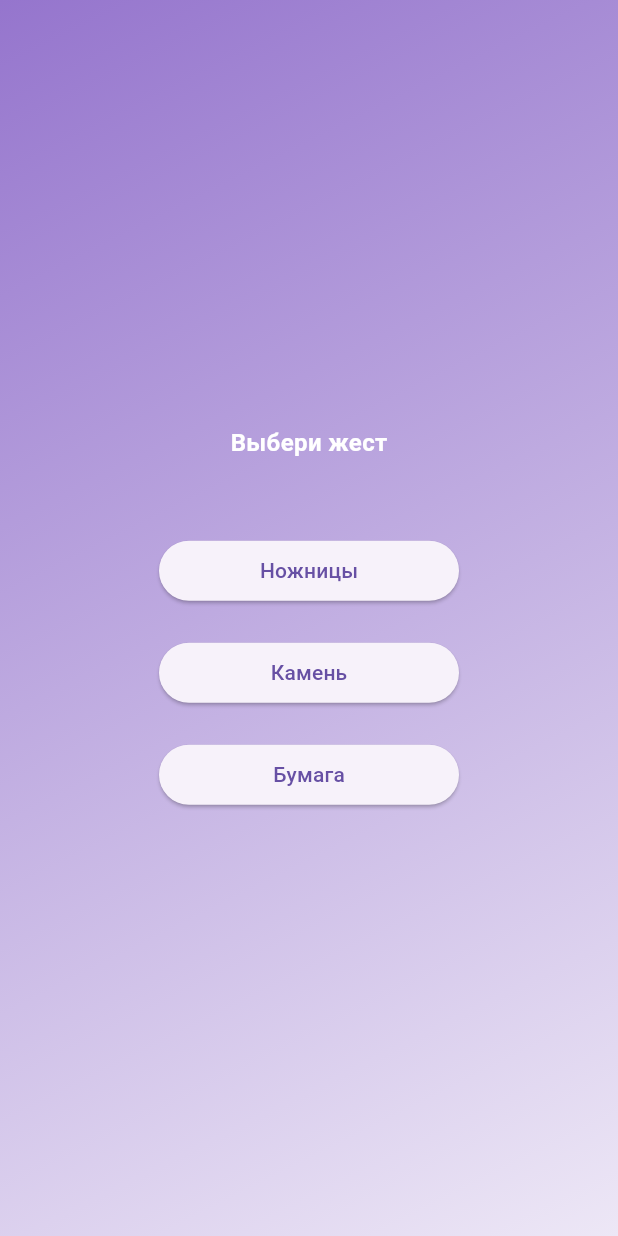
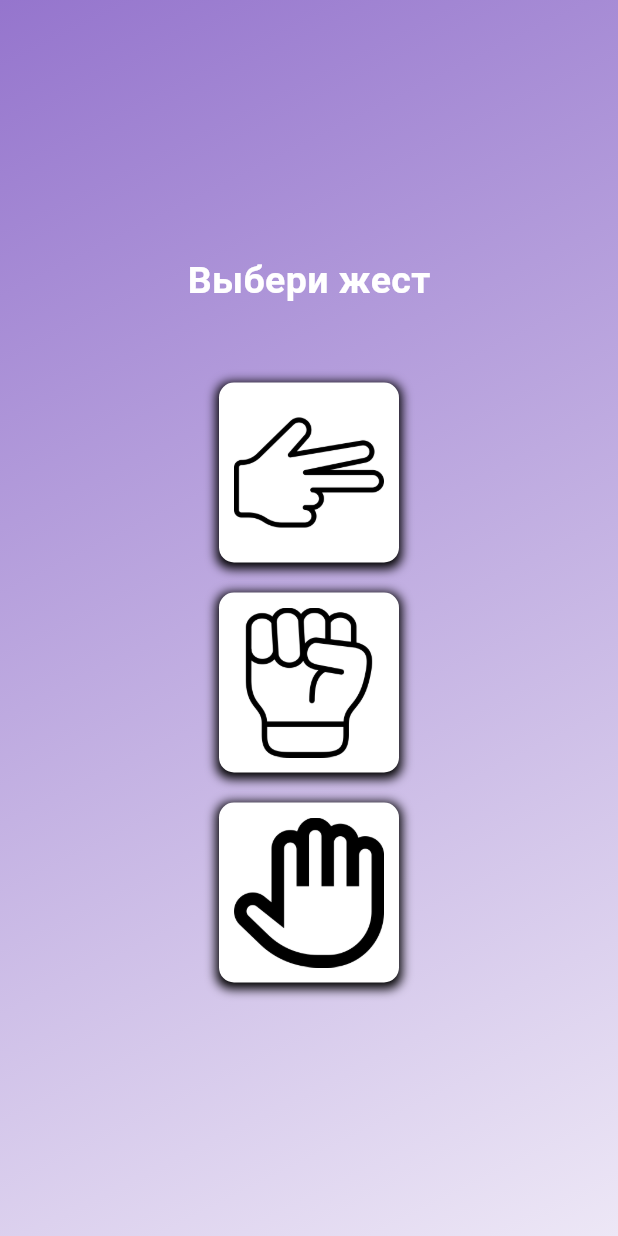
Before and after one commit to N1k1man/rock_paper_scissors, a Flutter app: the screen it shows after launch, on a phone screen of 412 x 824 dp. Run offline on Flutter 3.47's test engine with Material 3 defaults, Android fonts, the phone set to English and light mode, and no system bars.

Commit message:
Added assets/images, modified buttons to image_buttons, the project is finished

```diff
--- a/lib/game.dart
+++ b/lib/game.dart
@@ -15,7 +15,7 @@ class Game extends StatefulWidget {
 class _GameState extends State<Game> {
   final random = Random();
   String result = '';
-  List<String> options = ['камень', 'ножницы', 'бумага'];
+  List<String> options = ['камень', 'ножницы', 'бумагу'];
   String currentScreen = 'home';
   int wins = 0;
   int loss = 0;
@@ -30,8 +30,8 @@ class _GameState extends State<Game> {
         result =
             'Вы выбрали $userChoice, компьютер выбрал $computerChoice. Ничья!';
       } else if ((userChoice == 'камень' && computerChoice == 'ножницы') ||
-          (userChoice == 'ножницы' && computerChoice == 'бумага') ||
-          (userChoice == 'бумага' && computerChoice == 'камень')) {
+          (userChoice == 'ножницы' && computerChoice == 'бумагу') ||
+          (userChoice == 'бумагу' && computerChoice == 'камень')) {
         wins += 1;
         result =
             'Вы выбрали $userChoice, компьютер выбрал $computerChoice. Вы выиграли!';
--- a/lib/screens/home_screen.dart
+++ b/lib/screens/home_screen.dart
@@ -16,27 +16,84 @@ class HomeScreen extends StatelessWidget {
           children: [
             HeadingText(text: 'Выбери жест'),
             const SizedBox(height: 50),
-            SizedBox(
-              width: 200,
-              child: ElevatedButton(
-                onPressed: () => onTestStarted('ножницы'),
-                child: const Text('Ножницы'),
+            GestureDetector(
+              onTap: () => onTestStarted('ножницы'),
+              child: Container(
+                width: 120,
+                height: 120,
+                decoration: BoxDecoration(
+                  color: Colors.white,
+                  borderRadius: BorderRadius.circular(10),
+                  boxShadow: [
+                    BoxShadow(
+                      color: Colors.black,
+                      spreadRadius: 2,
+                      blurRadius: 5,
+                      offset: Offset(0, 2),
+                    ),
+                  ],
+                ),
+                child: Padding(
+                  padding: const EdgeInsets.all(10.0),
+                  child: Image.asset(
+                    'assets/images/scissor.png',
+                    fit: BoxFit.contain,
+                  ),
+                ),
               ),
             ),
             const SizedBox(height: 20),
-            SizedBox(
-              width: 200,
-              child: ElevatedButton(
-                onPressed: () => onTestStarted('камень'),
-                child: const Text('Камень'),
+            GestureDetector(
+              onTap: () => onTestStarted('камень'),
+              child: Container(
+                width: 120,
+                height: 120,
+                decoration: BoxDecoration(
+                  color: Colors.white,
+                  borderRadius: BorderRadius.circular(10),
+                  boxShadow: [
+                    BoxShadow(
+                      color: Colors.black,
+                      spreadRadius: 2,
+                      blurRadius: 5,
+                      offset: Offset(0, 2),
+                    ),
+                  ],
+                ),
+                child: Padding(
+                  padding: const EdgeInsets.all(10.0),
+                  child: Image.asset(
+                    'assets/images/rock.png',
+                    fit: BoxFit.contain,
+                  ),
+                ),
               ),
             ),
             const SizedBox(height: 20),
-            SizedBox(
-              width: 200,
-              child: ElevatedButton(
-                onPressed: () => onTestStarted('бумага'),
-                child: const Text('Бумага'),
+            GestureDetector(
+              onTap: () => onTestStarted('бумагу'),
+              child: Container(
+                width: 120,
+                height: 120,
+                decoration: BoxDecoration(
+                  color: Colors.white,
+                  borderRadius: BorderRadius.circular(10),
+                  boxShadow: [
+                    BoxShadow(
+                      color: Colors.black,
+                      spreadRadius: 2,
+                      blurRadius: 5,
+                      offset: Offset(0, 2),
+                    ),
+                  ],
+                ),
+                child: Padding(
+                  padding: const EdgeInsets.all(10.0),
+                  child: Image.asset(
+                    'assets/images/paper.png',
+                    fit: BoxFit.contain,
+                  ),
+                ),
               ),
             ),
           ],
--- a/lib/screens/stats_screen.dart
+++ b/lib/screens/stats_screen.dart
@@ -25,25 +25,34 @@ class StatsScreen extends StatelessWidget {
               style: TextStyle(
                 fontSize: 24,
                 fontWeight: FontWeight.bold,
+                color: Colors.white,
               ),
             ),
             SizedBox(height: 20),
             Text(
-              'Ваши Победы: $wins',
+              'Победы: $wins',
               textAlign: TextAlign.center,
-              style: TextStyle(fontSize: 18),
+              style: TextStyle(
+                fontSize: 18,
+                color: Colors.green,
+              ),
             ),
             SizedBox(height: 40),
             Text(
               'Проиграно: $loss',
               textAlign: TextAlign.center,
-              style: TextStyle(fontSize: 18),
+              style: TextStyle(
+                fontSize: 18,
+                color: Colors.red,
+              ),
             ),
             SizedBox(height: 40),
             Text(
               'Ничья: $draw',
               textAlign: TextAlign.center,
-              style: TextStyle(fontSize: 18),
+              style: TextStyle(
+                fontSize: 18,
+              ),
             ),
             SizedBox(height: 40),
             ElevatedButton(
--- a/lib/widgets/heading_text.dart
+++ b/lib/widgets/heading_text.dart
@@ -11,7 +11,7 @@ class HeadingText extends StatelessWidget {
       text,
       style: TextStyle(
         fontWeight: FontWeight.bold,
-        fontSize: 16,
+        fontSize: 25,
         color: Colors.white,
       ),
     );
```
Also changed, not shown: pubspec.yaml (+6 -3 lines), assets/images/paper.png (added), assets/images/rock.png (added), assets/images/scissor.png (added).
